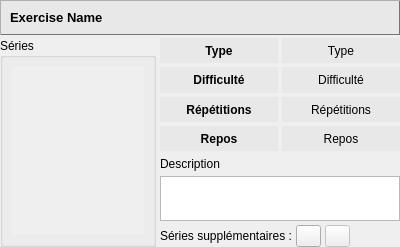
Qt form src/exercisewidget.ui (oktal/bodeasy) before a commit.
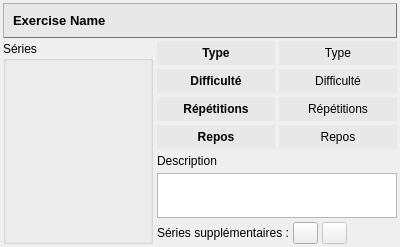
The same form after that commit. Icons and pictures are not drawn.

What changed in the file:
```diff
--- a/src/exercisewidget.ui
+++ b/src/exercisewidget.ui
@@ -28,7 +28,7 @@
     <number>3</number>
    </property>
    <property name="margin">
-    <number>0</number>
+    <number>3</number>
    </property>
    <item>
     <widget class="QFrame" name="headerFrame">
@@ -72,12 +72,20 @@
        <layout class="QVBoxLayout" name="verticalLayout">
         <item>
          <widget class="QScrollArea" name="scrollArea">
+          <property name="styleSheet">
+           <string notr="true">QWidget#scrollArea {
+	background-color: transparent;
+}</string>
+          </property>
           <property name="frameShape">
            <enum>QFrame::NoFrame</enum>
           </property>
           <property name="frameShadow">
            <enum>QFrame::Plain</enum>
           </property>
+          <property name="horizontalScrollBarPolicy">
+           <enum>Qt::ScrollBarAlwaysOff</enum>
+          </property>
           <property name="widgetResizable">
            <bool>true</bool>
           </property>
@@ -86,10 +94,15 @@
             <rect>
              <x>0</x>
              <y>0</y>
-             <width>135</width>
-             <height>183</height>
+             <width>129</width>
+             <height>177</height>
             </rect>
            </property>
+           <property name="styleSheet">
+            <string notr="true">QWidget#scrollAreaWidgetContents {
+	background-color: transparent;
+}</string>
+           </property>
           </widget>
          </widget>
         </item>
```
